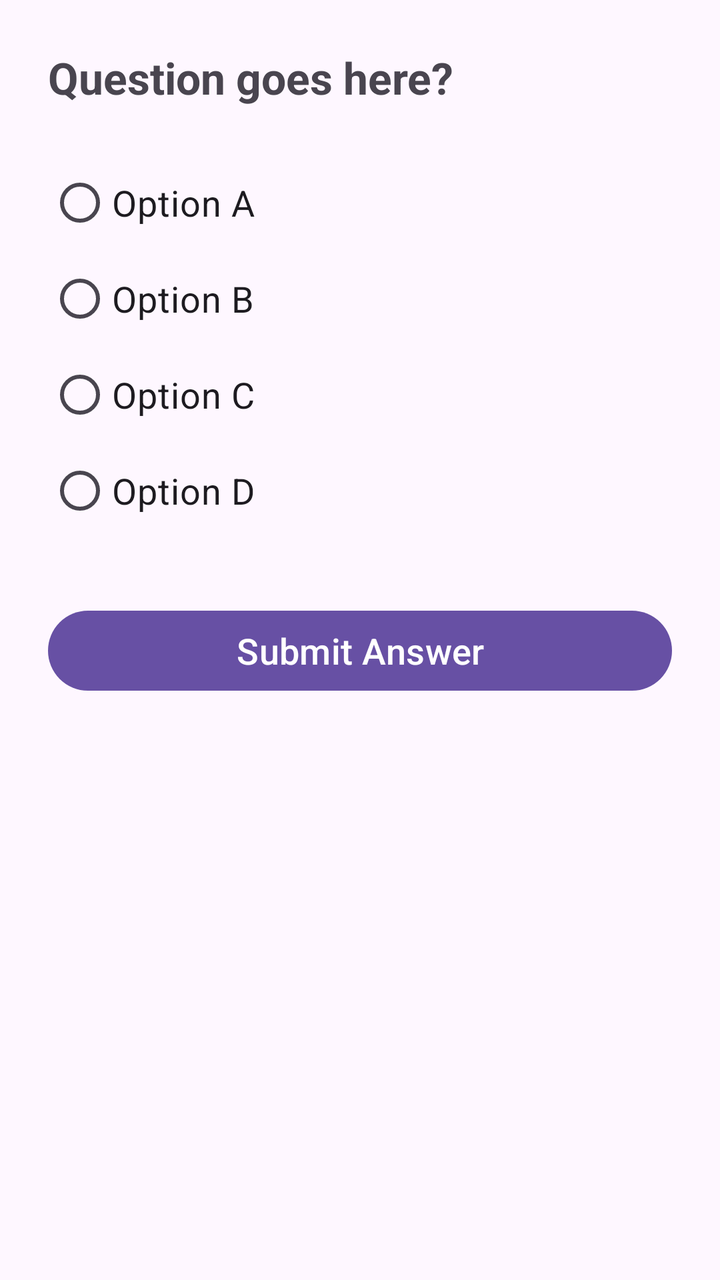
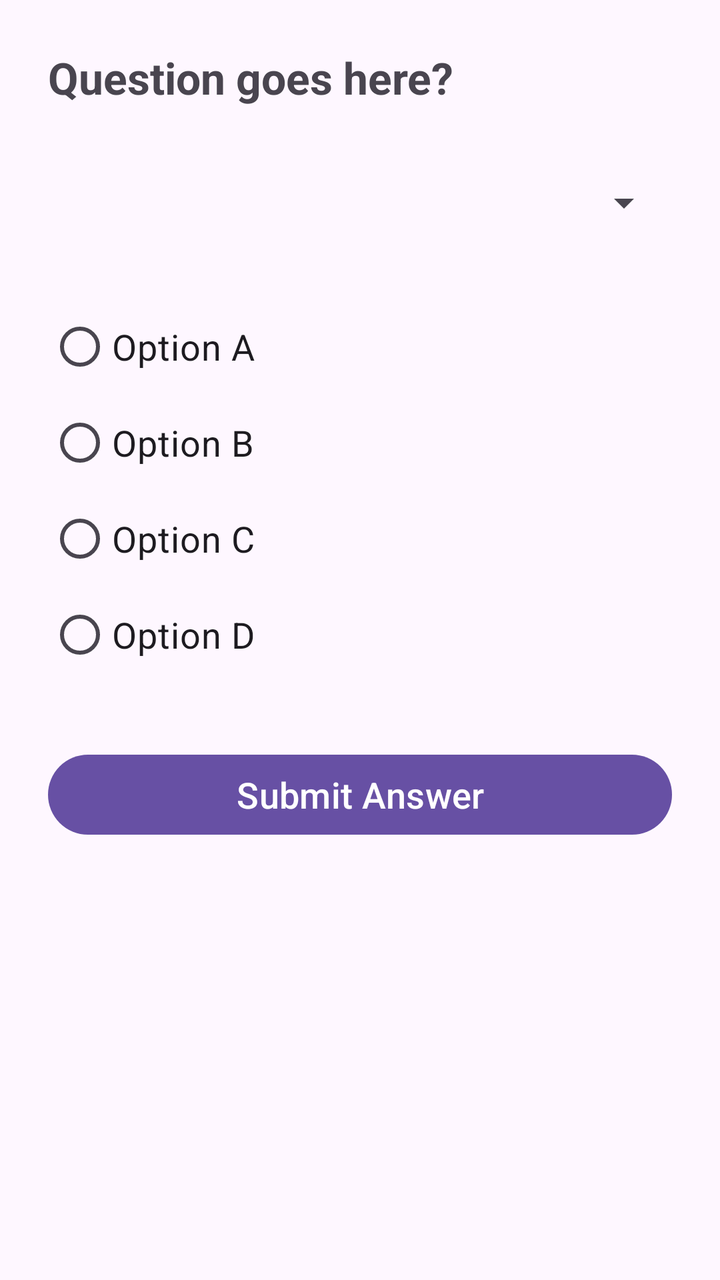

Two renders of the same Android screen: before a commit and after it. Below are the layout's source before the change and the commit's diff.
<!-- AndroidManifest.xml: application theme Theme.COMP2100Hackthon -->
<!-- res/layout/activity_quiz.xml -->
<?xml version="1.0" encoding="utf-8"?>
<androidx.constraintlayout.widget.ConstraintLayout
    xmlns:android="http://schemas.android.com/apk/res/android"
    xmlns:app="http://schemas.android.com/apk/res-auto"
    android:layout_width="match_parent"
    android:layout_height="match_parent"
    android:padding="24dp">

    
    <TextView
        android:id="@+id/tvQuestion"
        android:layout_width="match_parent"
        android:layout_height="wrap_content"
        android:text="Question goes here?"
        android:textSize="22sp"
        android:textStyle="bold"
        app:layout_constraintTop_toTopOf="parent" />

    
    <RadioGroup
        android:id="@+id/radioGroupOptions"
        android:layout_width="match_parent"
        android:layout_height="wrap_content"
        android:layout_marginTop="24dp"
        app:layout_constraintTop_toBottomOf="@id/tvQuestion">

        <RadioButton android:id="@+id/option1" android:layout_width="match_parent" android:layout_height="wrap_content" android:text="Option A" android:textSize="18sp"/>
        <RadioButton android:id="@+id/option2" android:layout_width="match_parent" android:layout_height="wrap_content" android:text="Option B" android:textSize="18sp"/>
        <RadioButton android:id="@+id/option3" android:layout_width="match_parent" android:layout_height="wrap_content" android:text="Option C" android:textSize="18sp"/>
        <RadioButton android:id="@+id/option4" android:layout_width="match_parent" android:layout_height="wrap_content" android:text="Option D" android:textSize="18sp"/>
    </RadioGroup>

    
    <Button
        android:id="@+id/btnSubmit"
        android:layout_width="match_parent"
        android:layout_height="wrap_content"
        android:layout_marginTop="32dp"
        android:text="Submit Answer"
        android:textSize="18sp"
        app:layout_constraintTop_toBottomOf="@id/radioGroupOptions" />

</androidx.constraintlayout.widget.ConstraintLayout>
<!-- resources referenced by this layout -->
<resources>
  <style name="Theme.COMP2100Hackthon" parent="Base.Theme.COMP2100Hackthon" />
  <style name="Base.Theme.COMP2100Hackthon" parent="Theme.Material3.DayNight.NoActionBar">
          
          
      </style>
</resources>

<!-- the commit's change to res/layout/activity_quiz.xml (unified diff, before → after) -->
@@ -17,12 +17,22 @@
         app:layout_constraintTop_toTopOf="parent" />
 
     
+    <Spinner
+        android:id="@+id/spinnerPersona"
+        android:layout_width="match_parent"
+        android:layout_height="wrap_content"
+        android:minHeight="48dp"
+        android:layout_marginTop="24dp"
+        app:layout_constraintTop_toBottomOf="@id/tvQuestion" />
+
+    
     <RadioGroup
         android:id="@+id/radioGroupOptions"
         android:layout_width="match_parent"
         android:layout_height="wrap_content"
         android:layout_marginTop="24dp"
-        app:layout_constraintTop_toBottomOf="@id/tvQuestion">
+        app:layout_constraintTop_toBottomOf="@id/spinnerPersona">
+
 
         <RadioButton android:id="@+id/option1" android:layout_width="match_parent" android:layout_height="wrap_content" android:text="Option A" android:textSize="18sp"/>
         <RadioButton android:id="@+id/option2" android:layout_width="match_parent" android:layout_height="wrap_content" android:text="Option B" android:textSize="18sp"/>
